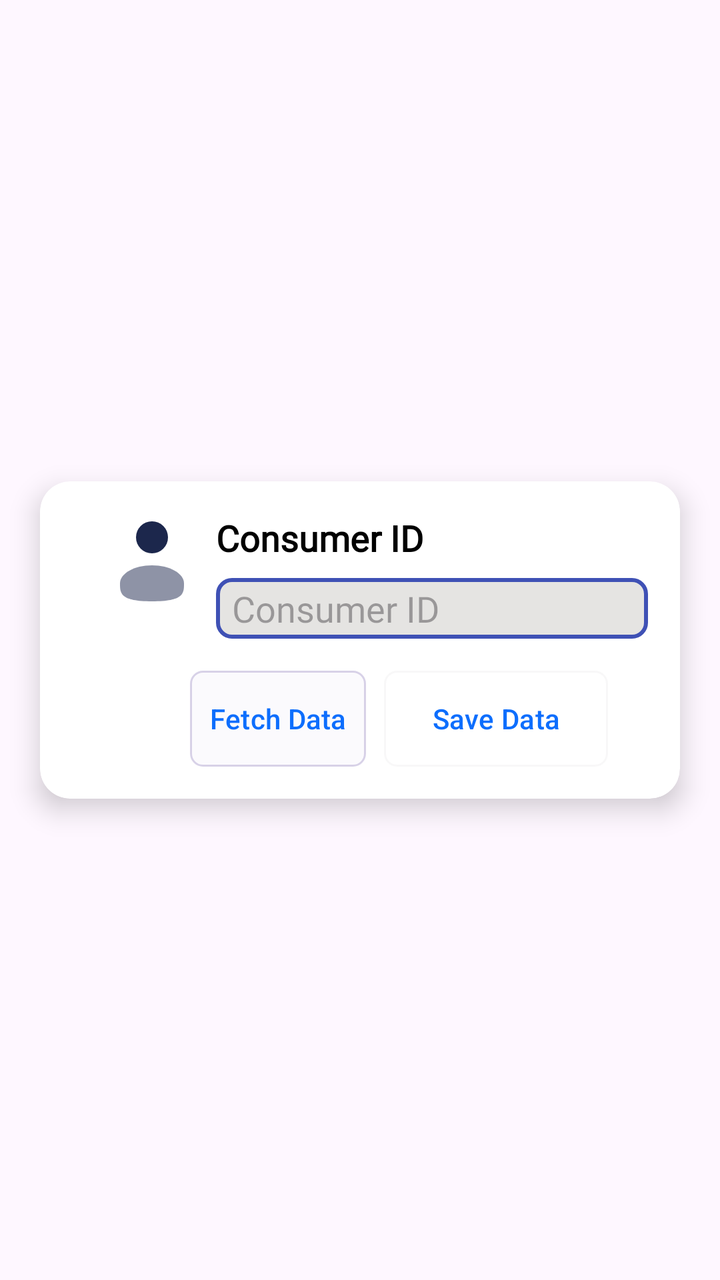
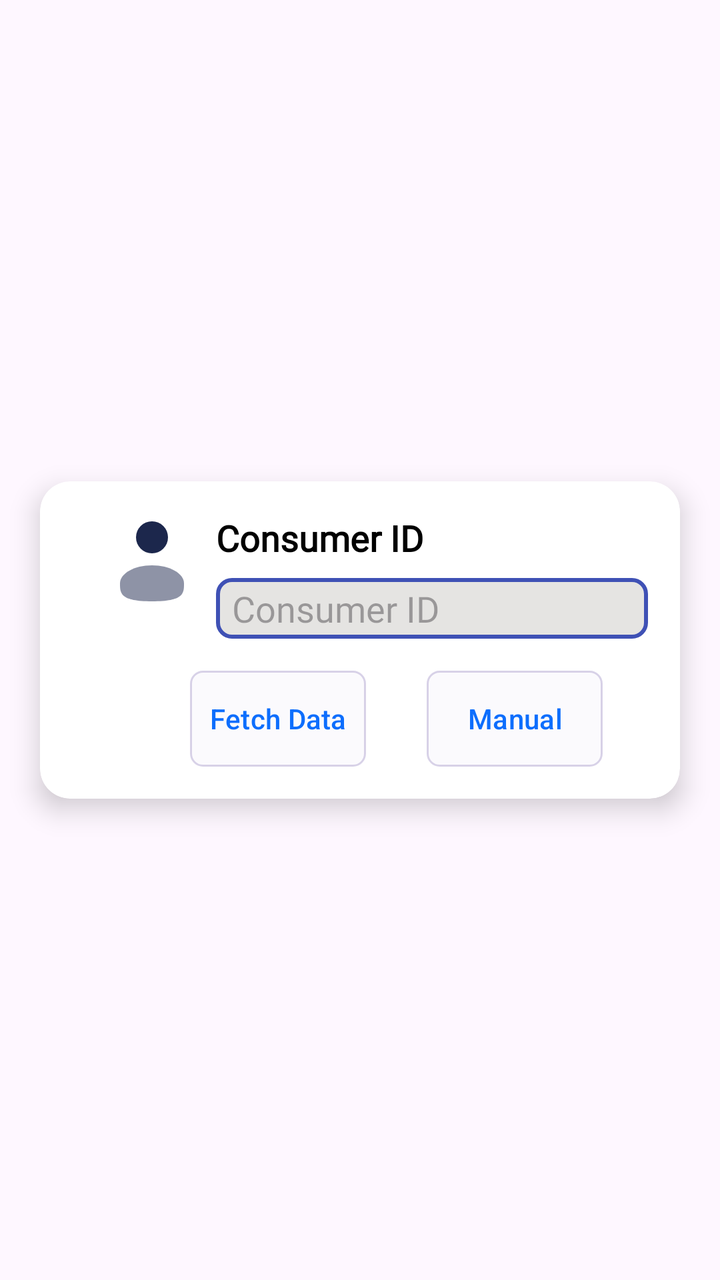

Before-and-after screenshots of an Android layout around one commit, followed by the original layout XML and the change that was made.
<!-- AndroidManifest.xml: application theme Theme.DAC_Collector -->
<!-- res/layout/userdetails_alert_layout.xml -->
<?xml version="1.0" encoding="utf-8"?>
<androidx.constraintlayout.widget.ConstraintLayout xmlns:android="http://schemas.android.com/apk/res/android"
    xmlns:app="http://schemas.android.com/apk/res-auto"
    xmlns:tools="http://schemas.android.com/tools"
    android:layout_width="match_parent"
    android:id="@+id/alertDialog_userdetails"
    android:layout_height="match_parent">

    <androidx.cardview.widget.CardView
        android:id="@+id/dialog_box"
        android:layout_width="320dp"
        android:layout_height="wrap_content"
        app:layout_constraintBottom_toBottomOf="parent"
        app:layout_constraintEnd_toEndOf="parent"
        app:layout_constraintStart_toStartOf="parent"
        app:layout_constraintTop_toTopOf="parent"
        app:cardCornerRadius="15dp"
        app:cardElevation="8dp">


        
        <LinearLayout
            android:id="@+id/loaderLayout"
            android:layout_width="match_parent"
            android:layout_height="match_parent"
            android:gravity="center"
            android:orientation="horizontal"
            android:background="#80000000"
            android:elevation="20dp"
            android:visibility="gone"
            android:focusable="true"
            android:clickable="true"
            android:focusableInTouchMode="true"
            android:importantForAccessibility="no">

            
            <ProgressBar
                android:id="@+id/progressBar"
                android:layout_width="wrap_content"
                android:layout_height="wrap_content"
                android:indeterminateTint="#FFFFFF"
                android:indeterminate="true" />

            
            <TextView
                android:id="@+id/loadingText_alert"
                android:layout_width="wrap_content"
                android:layout_height="wrap_content"
                android:text="Fetching Customers..."
                android:textSize="16sp"
                android:textColor="#FFFFFF"
                android:layout_marginStart="10dp" />
        </LinearLayout>

        <androidx.constraintlayout.widget.ConstraintLayout
            android:layout_width="match_parent"
            android:layout_height="wrap_content"
            android:padding="16dp">



            <ImageView
                android:id="@+id/success_icon"
                android:layout_width="48dp"
                android:layout_height="48dp"
                android:src="@drawable/user_icon"
                app:layout_constraintStart_toStartOf="parent"
                app:layout_constraintTop_toTopOf="parent"
                android:layout_marginStart="16dp" />

            <TextView
                android:id="@+id/title"
                android:layout_width="wrap_content"
                android:layout_height="wrap_content"
                android:text="Consumer ID"
                android:fontFamily="@font/poppins_regular"
                android:textSize="18sp"
                android:textStyle="bold"
                android:textColor="@color/black"
                app:layout_constraintStart_toEndOf="@+id/success_icon"
                app:layout_constraintTop_toTopOf="@+id/success_icon"
                android:layout_marginStart="8dp" />

            <EditText
                android:id="@+id/et_consID"
                android:inputType="number"
                android:layout_width="0dp"
                android:layout_height="wrap_content"
                android:fontFamily="@font/poppins_regular"
                android:hint="Consumer ID"
                android:layout_marginTop="8dp"
                app:layout_constraintEnd_toEndOf="parent"
                app:layout_constraintStart_toStartOf="@+id/title"
                app:layout_constraintTop_toBottomOf="@+id/title"
                android:background="@drawable/round_grey"
                android:paddingLeft="8dp"
                android:paddingTop="3dp"
                android:paddingBottom="3dp" />

            <TextView
                android:visibility="gone"
                android:id="@+id/userName"
                android:layout_width="wrap_content"
                android:maxWidth="180dp"
                android:layout_height="wrap_content"
                android:layout_marginStart="8dp"
                android:layout_marginTop="16dp"
                android:fontFamily="@font/poppins_regular"
                android:text="Demo Name (7010203040)"
                android:textColor="@color/black"
                android:textSize="18sp"
                android:textStyle="bold"
                app:layout_constraintStart_toStartOf="@+id/et_consID"
                app:layout_constraintTop_toBottomOf="@id/et_consID" />

            <Button
                android:id="@+id/btn_fetch"

                android:layout_width="wrap_content"
                android:layout_height="wrap_content"
                android:layout_marginTop="16dp"
                android:background="@drawable/rounded_blue_background"
                android:paddingHorizontal="8dp"
                android:paddingVertical="2dp"
                android:text="Fetch Data"
                android:textColor="@color/blue"
                app:layout_constraintEnd_toEndOf="parent"
                app:layout_constraintHorizontal_bias="0.295"
                app:layout_constraintStart_toStartOf="parent"
                app:layout_constraintTop_toBottomOf="@+id/userName" />

            <Button
                android:id="@+id/btn_saveData"
                android:enabled="false"
                android:layout_width="wrap_content"
                android:layout_height="wrap_content"
                android:layout_marginTop="16dp"
                android:background="@drawable/rounded_blue_background"
                android:backgroundTint="@color/primary_color"
                android:text="Save Data"
                android:textColor="@color/blue"
                app:layout_constraintEnd_toEndOf="parent"
                app:layout_constraintHorizontal_bias="0.886"
                app:layout_constraintLeft_toRightOf="@+id/btn_fetch"
                app:layout_constraintStart_toStartOf="parent"
                app:layout_constraintTop_toBottomOf="@+id/userName" />

            <TextView

                android:id="@+id/btn_skip"
                android:layout_width="wrap_content"
                android:layout_height="wrap_content"
                android:layout_marginStart="32dp"
                android:layout_marginTop="16dp"
                android:background="@drawable/rounded_blue_background"
                android:backgroundTint="@color/primary_color"
                android:clickable="true"
                android:enabled="false"
                android:focusable="true"
                android:foreground="?android:attr/selectableItemBackgroundBorderless"
                android:paddingHorizontal="7dp"
                android:text="SKIP FCM"
                android:textColor="@color/blue"
                android:visibility="gone"
                app:layout_constraintStart_toEndOf="@+id/btn_fetch"
                app:layout_constraintTop_toBottomOf="@+id/btn_fetch" />
        </androidx.constraintlayout.widget.ConstraintLayout>
    </androidx.cardview.widget.CardView>
</androidx.constraintlayout.widget.ConstraintLayout>
<!-- resources referenced by this layout -->
<resources>
  <color name="black">#FF000000</color>
  <color name="blue">#0d6efd</color>
  <color name="primary_color">#3F51B5</color>
  <!-- drawable round_grey (drawable) -->
  <?xml version="1.0" encoding="utf-8"?>
  <shape xmlns:android="http://schemas.android.com/apk/res/android">
      <stroke android:color="@color/primary_color" android:width="2dp"></stroke>
      <solid android:color="@color/grey"></solid>
      <corners android:radius="7dp"></corners>
  </shape>
  <!-- drawable rounded_blue_background (drawable) -->
  <shape xmlns:android="http://schemas.android.com/apk/res/android">
      <solid android:color="#080d6efd" /> 
      <stroke
          android:width="1dp"
          android:color="#400d6efd" /> 
      <corners android:radius="6dp" /> 
  </shape>
  <!-- drawable user_icon (drawable) -->
  <vector xmlns:android="http://schemas.android.com/apk/res/android"
      android:width="800dp"
      android:height="800dp"
      android:viewportWidth="24"
      android:viewportHeight="24">
    <path
        android:pathData="M12,6m-4,0a4,4 0,1 1,8 0a4,4 0,1 1,-8 0"
        android:fillColor="#1C274C"/>
    <path
        android:pathData="M20,17.5C20,19.985 20,22 12,22C4,22 4,19.985 4,17.5C4,15.015 7.582,13 12,13C16.418,13 20,15.015 20,17.5Z"
        android:strokeAlpha="0.5"
        android:fillColor="#1C274C"
        android:fillAlpha="0.5"/>
  </vector>
  <style name="Theme.DAC_Collector" parent="Base.Theme.DAC_Collector">
  
      </style>
  <color name="grey">#E5E4E2</color>
  <style name="Base.Theme.DAC_Collector" parent="Theme.Material3.Light.NoActionBar">
  
          <item name="materialThemeOverlay">@null</item>
  
  
  
      </style>
</resources>

<!-- the commit's change to res/layout/userdetails_alert_layout.xml (unified diff, before → after) -->
@@ -113,9 +113,24 @@
                 app:layout_constraintStart_toStartOf="@+id/et_consID"
                 app:layout_constraintTop_toBottomOf="@id/et_consID" />
 
+            <EditText
+                android:id="@+id/et_userName_manual"
+                android:layout_width="0dp"
+                android:layout_height="wrap_content"
+                android:layout_marginTop="8dp"
+                android:background="@drawable/round_grey"
+                android:fontFamily="@font/poppins_regular"
+                android:hint="Enter Username Manually"
+                android:paddingLeft="8dp"
+                android:paddingTop="3dp"
+                android:paddingBottom="3dp"
+                android:visibility="gone"
+                app:layout_constraintEnd_toEndOf="parent"
+                app:layout_constraintStart_toStartOf="@+id/title"
+                app:layout_constraintTop_toBottomOf="@+id/userName" />
+
             <Button
                 android:id="@+id/btn_fetch"
-
                 android:layout_width="wrap_content"
                 android:layout_height="wrap_content"
                 android:layout_marginTop="16dp"
@@ -127,7 +142,22 @@
                 app:layout_constraintEnd_toEndOf="parent"
                 app:layout_constraintHorizontal_bias="0.295"
                 app:layout_constraintStart_toStartOf="parent"
-                app:layout_constraintTop_toBottomOf="@+id/userName" />
+                app:layout_constraintTop_toBottomOf="@+id/et_userName_manual" />
+
+            <Button
+                android:id="@+id/btn_manual"
+                android:layout_width="wrap_content"
+                android:layout_height="wrap_content"
+                android:layout_marginTop="16dp"
+                android:background="@drawable/rounded_blue_background"
+                android:paddingHorizontal="8dp"
+                android:paddingVertical="2dp"
+                android:text="Manual"
+                android:textColor="@color/blue"
+                app:layout_constraintEnd_toEndOf="parent"
+                app:layout_constraintHorizontal_bias="0.886"
+                app:layout_constraintStart_toStartOf="parent"
+                app:layout_constraintTop_toBottomOf="@+id/et_userName_manual" />
 
             <Button
                 android:id="@+id/btn_saveData"
@@ -139,11 +169,11 @@
                 android:backgroundTint="@color/primary_color"
                 android:text="Save Data"
                 android:textColor="@color/blue"
+                android:visibility="gone"
                 app:layout_constraintEnd_toEndOf="parent"
                 app:layout_constraintHorizontal_bias="0.886"
-                app:layout_constraintLeft_toRightOf="@+id/btn_fetch"
                 app:layout_constraintStart_toStartOf="parent"
-                app:layout_constraintTop_toBottomOf="@+id/userName" />
+                app:layout_constraintTop_toBottomOf="@+id/btn_fetch" />
 
             <TextView
 
